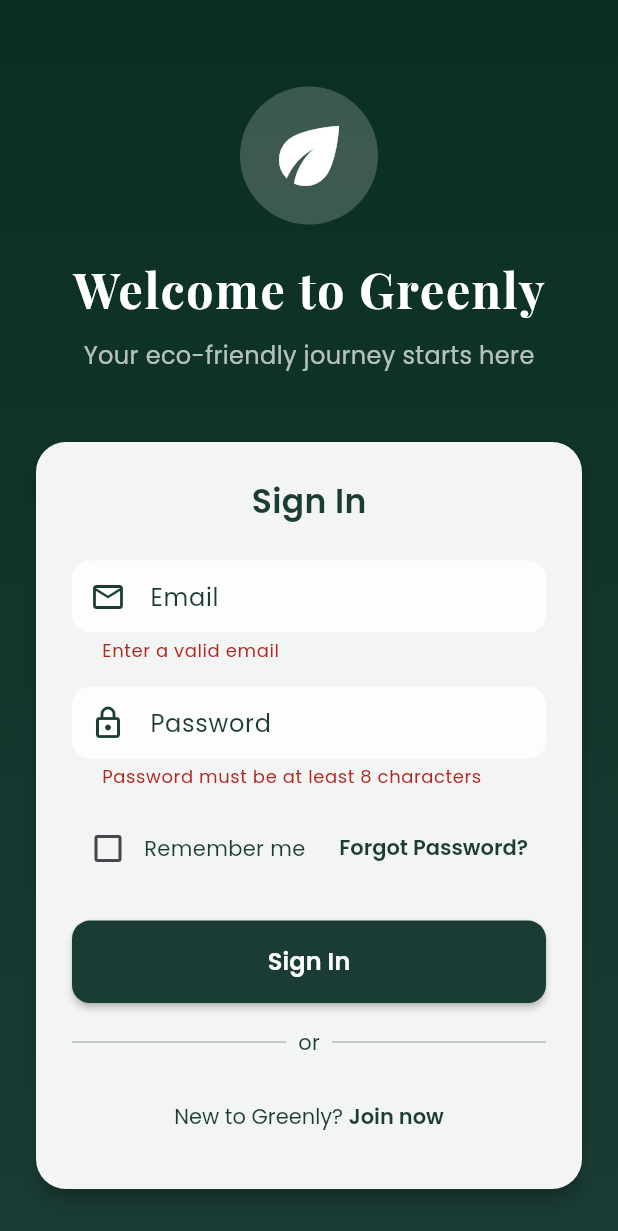
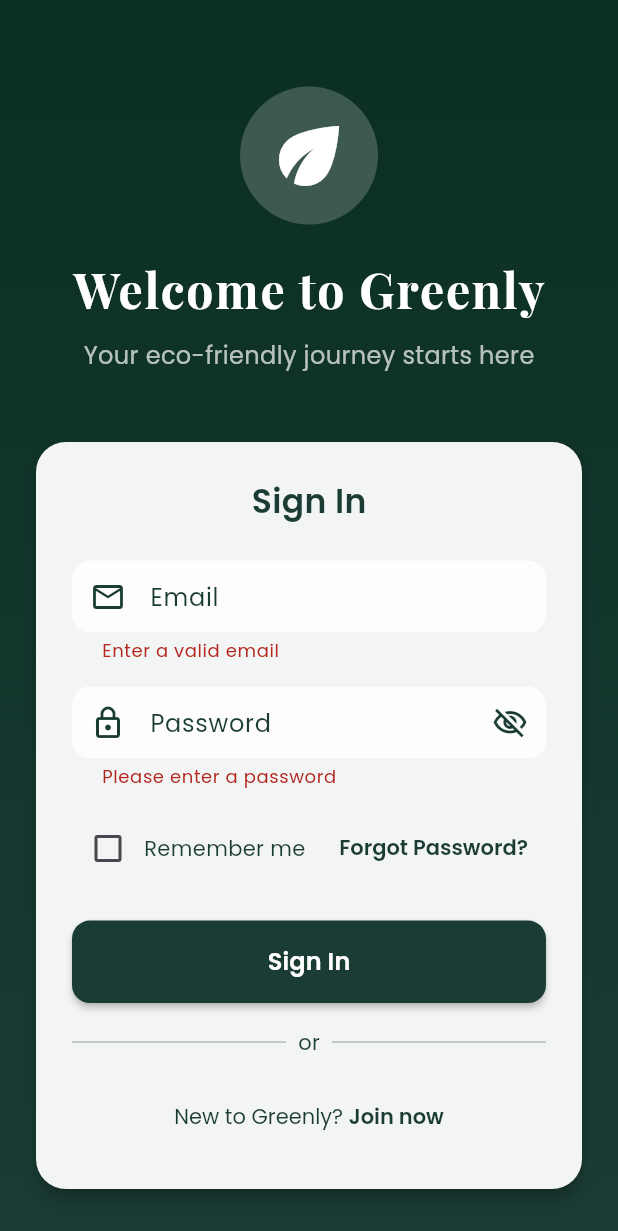
Before and after one commit to strifee0903/vnpt-bpmn, a Flutter app: the screen it shows after launch, after a tap on "Sign In", on a phone screen of 412 x 824 dp. Shown: the top 1231 px of the screen. Run offline on Flutter 3.47's test engine with Material 3 defaults, Android fonts, the phone set to English and light mode, and no system bars; our stand-ins replace flutter_dotenv, font_awesome_flutter, google_fonts, shared_preferences; accounts and stored records are empty.

Commit message:
UI for SignUp - SignIn

```diff
--- a/greenly_app/frontend/lib/ui/auth/auth_card.dart
+++ b/greenly_app/frontend/lib/ui/auth/auth_card.dart
@@ -2,7 +2,7 @@ import 'package:flutter/material.dart';
 import 'package:provider/provider.dart';
 import 'package:google_fonts/google_fonts.dart';
 import '../../components/paths.dart';
-
+bool _obscurePassword = true;
 class AuthCard extends StatefulWidget {
   @override
   _AuthCardState createState() => _AuthCardState();
@@ -94,21 +94,41 @@ class _AuthCardState extends State<AuthCard> {
               SizedBox(height: 16),
               TextFormField(
                 controller: _passController,
+                obscureText: _obscurePassword,
                 decoration: InputDecoration(
                   labelText: 'Password',
                   labelStyle: TextStyle(color: Color(0xFF1A3C34)),
-                  prefixIcon: Icon(Icons.lock_outlined, color: Color(0xFF1A3C34)),
+                  prefixIcon:
+                      Icon(Icons.lock_outlined, color: Color(0xFF1A3C34)),
                   filled: true,
                   fillColor: Colors.white.withOpacity(0.8),
                   border: OutlineInputBorder(
                     borderRadius: BorderRadius.circular(12),
                     borderSide: BorderSide.none,
                   ),
+                  suffixIcon: IconButton(
+                    icon: Icon(
+                      _obscurePassword
+                          ? Icons.visibility_off_outlined
+                          : Icons.visibility_outlined,
+                      color: Color(0xFF1A3C34),
+                    ),
+                    onPressed: () {
+                      setState(() {
+                        _obscurePassword = !_obscurePassword;
+                      });
+                    },
+                  ),
                 ),
-                obscureText: true,
-                validator: (val) => val == null || val.length < 8
-                    ? 'Password must be at least 8 characters'
-                    : null,
+                validator: (value) {
+                  if (value!.isEmpty) {
+                    return 'Please enter a password';
+                  }
+                  if (value.length < 8) {
+                    return 'Password must be at least 8 characters';
+                  }
+                  return null;
+                },
               ),
               SizedBox(height: 16),
               Row(
```
